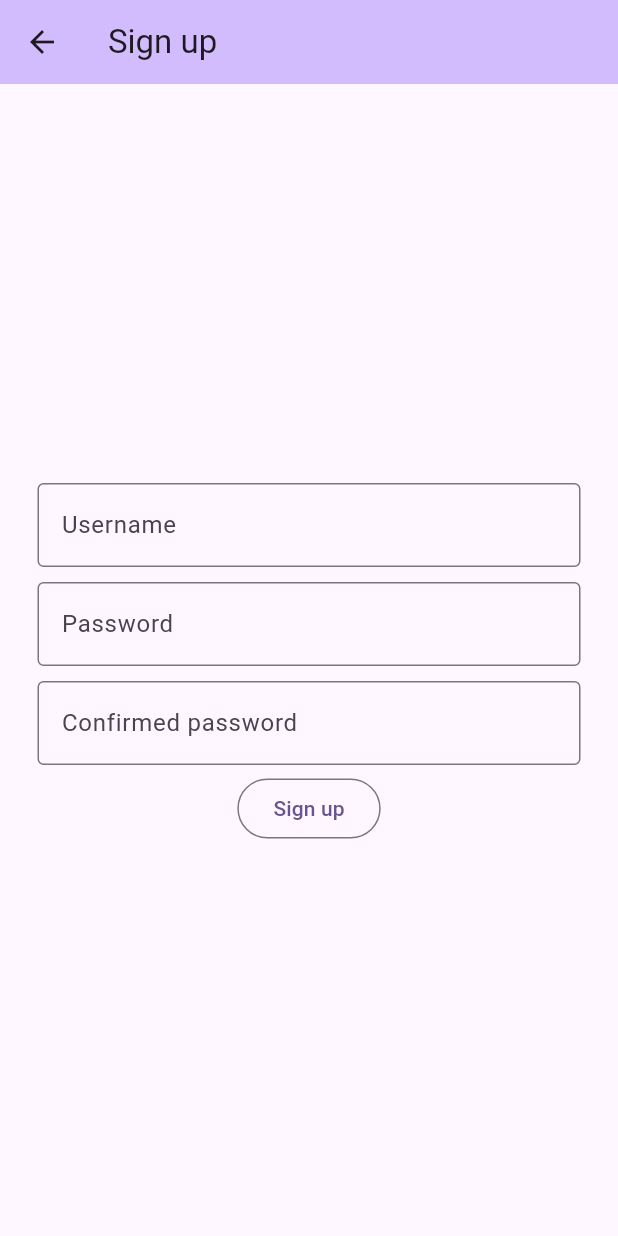
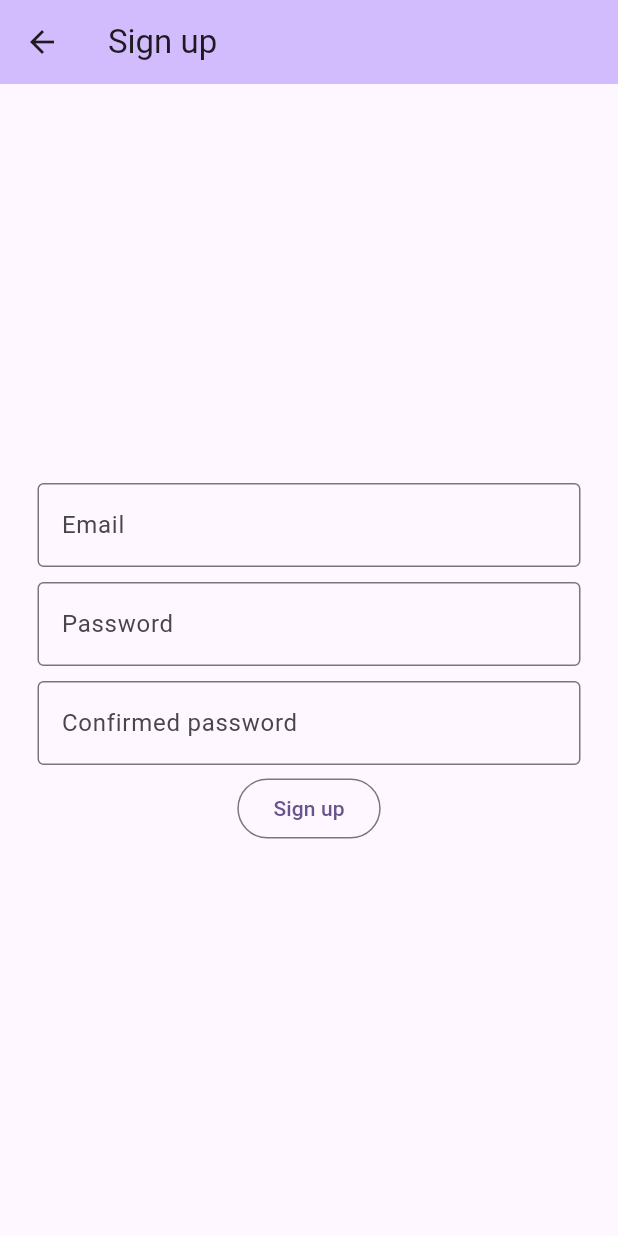
Before and after one commit to IvanR2468/5N6-AppMobileAvancee-TP3-Firebase, a Flutter app: the SignUp screen opened directly, on a phone screen of 412 x 824 dp. Run offline on Flutter 3.47's test engine with Material 3 defaults, Android fonts, the phone set to English and light mode, and no system bars; our stand-ins replace cloud_firestore, firebase_auth, firebase_core, google_sign_in, sign_in_button; accounts and stored records are empty; network calls fail.

Commit message:
BUGFIX: Sign in, Sign up et Sign out

```diff
--- a/task_manager_firebase/lib/l10n/intl_en.arb
+++ b/task_manager_firebase/lib/l10n/intl_en.arb
@@ -4,6 +4,7 @@
   "signOut": "Sign out",
 
   "username": "Username",
+  "email": "Email",
   "password": "Password",
   "confirmedPassword": "Confirmed password",
 
--- a/task_manager_firebase/lib/pages/sign_up.dart
+++ b/task_manager_firebase/lib/pages/sign_up.dart
@@ -1,4 +1,5 @@
 import 'package:cloud_firestore/cloud_firestore.dart';
+import 'package:firebase_auth/firebase_auth.dart';
 import 'package:flutter/material.dart';
 import 'package:task_manager_firebase/pages/home.dart';
 import '../generated/l10n.dart';
@@ -14,7 +15,7 @@ class SignUp extends StatefulWidget {
 class _SignUpState extends State<SignUp> {
   @override
   Widget build(BuildContext context) {
-    TextEditingController usernameController = TextEditingController();
+    TextEditingController emailController = TextEditingController();
     TextEditingController passwordController = TextEditingController();
     TextEditingController confirmedPasswordController = TextEditingController();
 
@@ -28,20 +29,20 @@ class _SignUpState extends State<SignUp> {
           mainAxisAlignment: MainAxisAlignment.center,
           children: [
             inputWidget(
-              usernameController: usernameController,
-              labelText: S.of(context).username,
+              controller: emailController,
+              labelText: S.of(context).email,
             ),
             inputWidget(
-              usernameController: passwordController,
+              controller: passwordController,
               labelText: S.of(context).password,
             ),
             inputWidget(
-              usernameController: confirmedPasswordController,
+              controller: confirmedPasswordController,
               labelText: S.of(context).confirmedPassword,
             ),
             OutlinedButton(
               child: Text(S.of(context).signUp),
-              onPressed: () {
+              onPressed: () async {
                 // if (passwordController.text == confirmedPasswordController.text) {
                 //
                 // } else {
@@ -54,12 +55,20 @@ class _SignUpState extends State<SignUp> {
                 //   );
                 //   ScaffoldMessenger.of(context).showSnackBar(snackBar);
                 // }
-                CollectionReference usersCollection =
-                FirebaseFirestore.instance.collection('users');
-                usersCollection.add({
-                  'username': usernameController.text,
-                  'password': passwordController.text,
-                });
+                try {
+                  final credential = await FirebaseAuth.instance.createUserWithEmailAndPassword(
+                    email: emailController.text,
+                    password: passwordController.text,
+                  );
+                } on FirebaseAuthException catch (e) {
+                  if (e.code == 'weak-password') {
+                    print('The password provided is too weak.');
+                  } else if (e.code == 'email-already-in-use') {
+                    print('The account already exists for that email.');
+                  }
+                } catch (e) {
+                  print(e);
+                }
                 Navigator.of(context).push(
                     MaterialPageRoute(
                         builder: (context) =>  const Home()
--- a/task_manager_firebase/lib/widgets/drawerWidget.dart
+++ b/task_manager_firebase/lib/widgets/drawerWidget.dart
@@ -47,6 +47,7 @@ class drawerWidget extends StatelessWidget {
             onTap: () async {
               await GoogleSignIn().signOut();
               await FirebaseAuth.instance.signOut();
+              print("Déconnexion réussie");
               Navigator.of(context).push(
                   MaterialPageRoute(builder: (context) => const SignIn()));
             },
--- a/task_manager_firebase/lib/widgets/inputWidget.dart
+++ b/task_manager_firebase/lib/widgets/inputWidget.dart
@@ -5,11 +5,11 @@ import '../generated/l10n.dart';
 class inputWidget extends StatelessWidget {
   const inputWidget({
     super.key,
-    required this.usernameController,
+    required this.controller,
     required this.labelText
   });
 
-  final TextEditingController usernameController;
+  final TextEditingController controller;
   final String labelText;
 
   @override
@@ -17,7 +17,7 @@ class inputWidget extends StatelessWidget {
     return Container(
       margin: const EdgeInsets.fromLTRB(25,5,25,5),
       child: TextField(
-        controller: usernameController,
+        controller: controller,
         decoration: InputDecoration(
             border: const OutlineInputBorder(),
             labelText: labelText
```
Also changed, not shown: task_manager_firebase/lib/pages/create.dart (+15 -11 lines), task_manager_firebase/lib/pages/sign_in.dart (+18 -40 lines), task_manager_firebase/lib/generated/intl/messages_en.dart, task_manager_firebase/lib/generated/l10n.dart.
